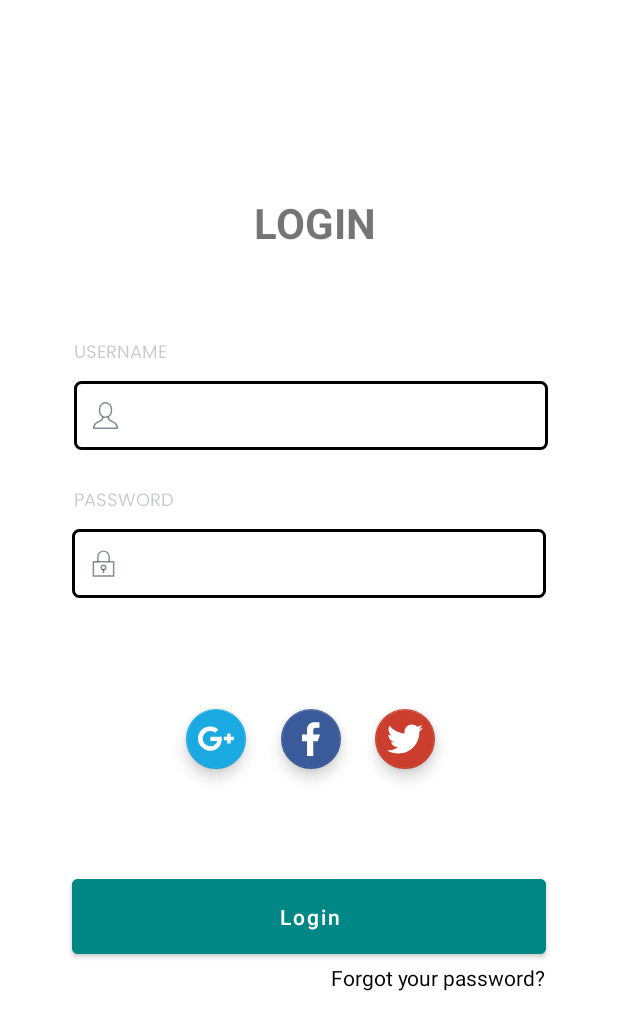
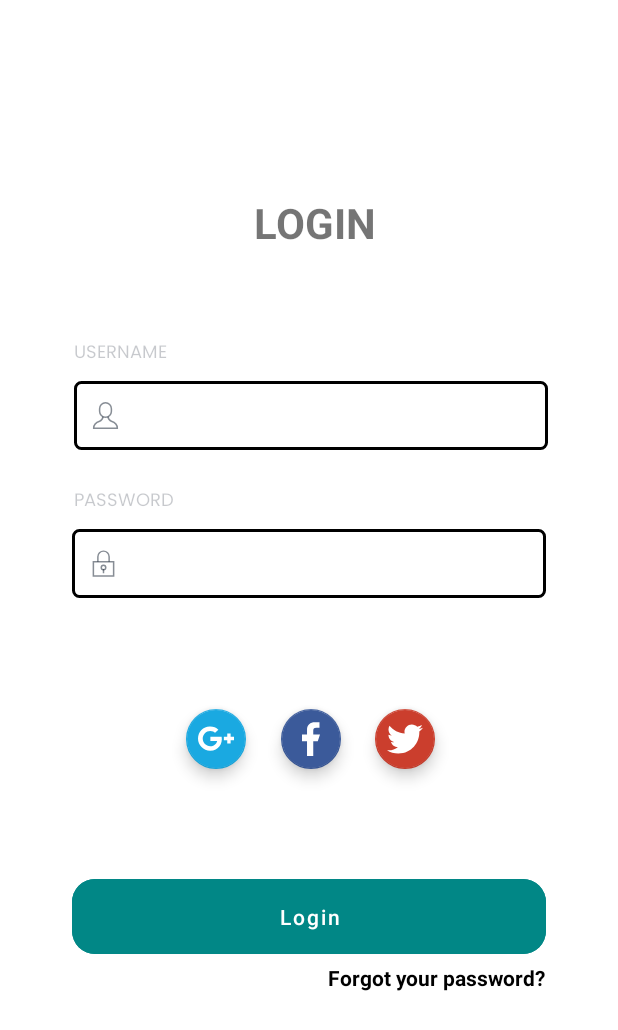
Before and after one commit to sumeyraozugur/UpSchool-Capstone-Project, an Android app: the screen it shows after launch (MainActivity), on a phone screen of 412 x 824 dp. Shown: the top 1030 px of the screen. Run offline under Robolectric (Android 15) with nearby library versions, the phone set to English and light mode, and no system bars.

Commit message:
first 3 page design donee

```diff
--- a/Capstone Project/app/src/main/res/layout/fragment_forgot_password.xml
+++ b/Capstone Project/app/src/main/res/layout/fragment_forgot_password.xml
@@ -51,8 +51,9 @@
         app:layout_constraintTop_toBottomOf="@+id/textViewEmail"
         tools:ignore="LabelFor" />
 
-    <Button
+    <com.google.android.material.button.MaterialButton
         android:id="@+id/btnSend"
+        app:cornerRadius="15dp"
         style="@style/button_style"
         android:layout_marginTop="80dp"
         android:text="@string/send"
--- a/Capstone Project/app/src/main/res/layout/fragment_login.xml
+++ b/Capstone Project/app/src/main/res/layout/fragment_login.xml
@@ -61,8 +61,9 @@
         app:layout_constraintTop_toBottomOf="@+id/textViewPassword"
         tools:ignore="LabelFor" />
 
-    <Button
+    <com.google.android.material.button.MaterialButton
         android:id="@+id/btnLogin"
+        app:cornerRadius="15dp"
         style="@style/button_style"
         android:text="@string/string_login"
         app:layout_constraintBottom_toBottomOf="parent"
--- a/Capstone Project/app/src/main/res/layout/fragment_register.xml
+++ b/Capstone Project/app/src/main/res/layout/fragment_register.xml
@@ -130,9 +130,10 @@
         app:layout_constraintVertical_bias="1.0"
         app:tint="@color/white" />
 
-    <Button
+    <com.google.android.material.button.MaterialButton
         android:id="@+id/btnLogin"
         style="@style/button_style"
+        app:cornerRadius="15dp"
         android:layout_marginBottom="110dp"
         android:text="@string/string_create_account"
         app:layout_constraintBottom_toBottomOf="parent"
--- a/Capstone Project/app/src/main/res/values/style.xml
+++ b/Capstone Project/app/src/main/res/values/style.xml
@@ -37,6 +37,7 @@
     <style name="text_button">
         <item name="android:layout_width">wrap_content</item>
         <item name="android:layout_height">wrap_content</item>
+        <item name="android:textStyle">bold</item>
         <item name="android:textColor">@color/black</item>
     </style>
 
```
